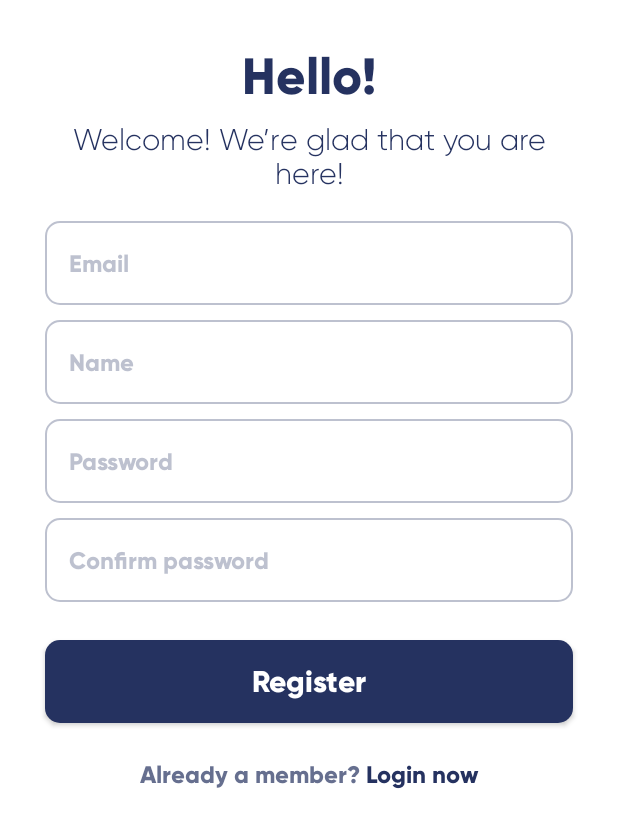
After one commit to daniatitienei/reeme, an Android app built with Jetpack Compose: the composable RegisterScreen shown on its own in the app's theme, on a phone screen of 412 x 824 dp. The commit adds this screen. Shown: the top 828 px of the screen. Run offline under Robolectric (Android 15) with nearby library versions, the phone set to English and light mode, and no system bars.

Commit message:
Register screen UI done

```diff
--- a/app/src/main/java/com/atitienei_daniel/reeme/MainActivity.kt
+++ b/app/src/main/java/com/atitienei_daniel/reeme/MainActivity.kt
@@ -7,6 +7,7 @@ import androidx.compose.runtime.SideEffect
 import androidx.compose.ui.graphics.Color
 import com.atitienei_daniel.reeme.presentation.theme.ReemeTheme
 import com.atitienei_daniel.reeme.presentation.ui.screens.on_boarding.OnBoardingScreen
+import com.atitienei_daniel.reeme.presentation.ui.screens.register.RegisterScreen
 import com.google.accompanist.systemuicontroller.rememberSystemUiController
 
 class MainActivity : ComponentActivity() {
@@ -23,7 +24,7 @@ class MainActivity : ComponentActivity() {
                     )
                 }
 
-                OnBoardingScreen()
+                RegisterScreen()
             }
         }
     }
--- a/app/src/main/java/com/atitienei_daniel/reeme/presentation/theme/Typography.kt
+++ b/app/src/main/java/com/atitienei_daniel/reeme/presentation/theme/Typography.kt
@@ -15,6 +15,12 @@ private val Gilroy = FontFamily(
 )
 
 val ReemeTypography = Typography(
+    h3 = TextStyle(
+        fontFamily = Gilroy,
+        fontWeight = FontWeight.W600,
+        fontSize = 34.sp,
+        color = DarkBlue800
+    ),
     h4 = TextStyle(
         fontFamily = Gilroy,
         fontWeight = FontWeight.W600,
--- a/app/src/main/java/com/atitienei_daniel/reeme/presentation/ui/screens/on_boarding/OnBoardingScreen.kt
+++ b/app/src/main/java/com/atitienei_daniel/reeme/presentation/ui/screens/on_boarding/OnBoardingScreen.kt
@@ -28,6 +28,10 @@ fun OnBoardingScreen() {
             add(SvgDecoder(context))
         }
         .build()
+
+    /*
+    * TODO Crossfade animation to all widgets
+    * */
 
     Column(
         modifier = Modifier
--- /dev/null
+++ b/app/src/main/java/com/atitienei_daniel/reeme/presentation/ui/screens/register/RegisterScreen.kt
@@ -0,0 +1,208 @@
+package com.atitienei_daniel.reeme.presentation.ui.screens.register
+
+import androidx.compose.foundation.layout.*
+import androidx.compose.foundation.text.KeyboardActions
+import androidx.compose.foundation.text.KeyboardOptions
+import androidx.compose.material.*
+import androidx.compose.runtime.*
+
+import androidx.compose.ui.Alignment
+import androidx.compose.ui.ExperimentalComposeUiApi
+import androidx.compose.ui.Modifier
+import androidx.compose.ui.focus.FocusDirection
+import androidx.compose.ui.focus.FocusManager
+import androidx.compose.ui.focus.FocusRequester
+import androidx.compose.ui.focus.focusRequester
+import androidx.compose.ui.graphics.Color
+import androidx.compose.ui.platform.LocalFocusManager
+import androidx.compose.ui.platform.LocalSoftwareKeyboardController
+import androidx.compose.ui.platform.SoftwareKeyboardController
+import androidx.compose.ui.text.SpanStyle
+import androidx.compose.ui.text.buildAnnotatedString
+import androidx.compose.ui.text.font.FontWeight
+import androidx.compose.ui.text.input.*
+import androidx.compose.ui.text.style.TextAlign
+import androidx.compose.ui.text.withStyle
+import androidx.compose.ui.tooling.preview.Preview
+import androidx.compose.ui.unit.dp
+import com.atitienei_daniel.reeme.presentation.theme.ReemeTheme
+
+@OptIn(ExperimentalComposeUiApi::class)
+@Composable
+fun RegisterScreen() {
+
+    val focusManager = LocalFocusManager.current
+    val keyboardController = LocalSoftwareKeyboardController.current
+
+    var name by remember {
+        mutableStateOf("")
+    }
+
+    var email by remember {
+        mutableStateOf("")
+    }
+
+    var password by remember {
+        mutableStateOf("")
+    }
+
+    var confirmPassword by remember {
+        mutableStateOf("")
+    }
+
+    Column(
+        modifier = Modifier
+            .fillMaxSize()
+            .padding(horizontal = 30.dp, vertical = 30.dp),
+        horizontalAlignment = Alignment.CenterHorizontally
+    ) {
+        Text(text = "Hello!", style = MaterialTheme.typography.h3)
+
+        Spacer(modifier = Modifier.height(10.dp))
+
+        Text(
+            text = "Welcome! We’re glad that you are here!",
+            textAlign = TextAlign.Center,
+            fontWeight = FontWeight.Light,
+            style = MaterialTheme.typography.h6
+        )
+
+        Spacer(modifier = Modifier.height(20.dp))
+
+        CredentialTextField(
+            value = email,
+            onValueChange = { email = it },
+            placeholderText = "Email",
+            textFieldType = TextFieldType.EMAIL,
+            focusManager = focusManager,
+        )
+
+        Spacer(modifier = Modifier.height(10.dp))
+
+        CredentialTextField(
+            value = name,
+            onValueChange = { name = it },
+            placeholderText = "Name",
+            textFieldType = TextFieldType.NAME,
+            focusManager = focusManager,
+        )
+
+        Spacer(modifier = Modifier.height(10.dp))
+
+        CredentialTextField(
+            value = password,
+            onValueChange = { password = it },
+            placeholderText = "Password",
+            textFieldType = TextFieldType.PASSWORD,
+            focusManager = focusManager,
+        )
+
+        Spacer(modifier = Modifier.height(10.dp))
+
+        CredentialTextField(
+            value = confirmPassword,
+            onValueChange = { confirmPassword = it },
+            placeholderText = "Confirm password",
+            textFieldType = TextFieldType.CONFIRM_PASSWORD,
+            focusManager = focusManager,
+            keyboardController = keyboardController
+        )
+
+        Spacer(modifier = Modifier.height(25.dp))
+
+        Button(
+            onClick = { /*TODO*/ },
+            modifier = Modifier.fillMaxWidth(),
+            contentPadding = PaddingValues(vertical = 15.dp)
+        ) {
+            Text(
+                text = "Register",
+                style = MaterialTheme.typography.h6,
+                color = Color.White
+            )
+        }
+
+        Spacer(modifier = Modifier.height(10.dp))
+
+        TextButton(onClick = { /*TODO*/ }) {
+            Text(text = buildAnnotatedString {
+                withStyle(style = SpanStyle(color = MaterialTheme.colors.primary.copy(0.7f))) {
+                    append("Already a member? ")
+                }
+                withStyle(style = SpanStyle(color = MaterialTheme.colors.primary)) {
+                    append("Login now")
+                }
+            })
+        }
+    }
+}
+
+private enum class TextFieldType {
+    EMAIL,
+    NAME,
+    PASSWORD,
+    CONFIRM_PASSWORD
+}
+
+@ExperimentalComposeUiApi
+@Composable
+private fun CredentialTextField(
+    value: String,
+    onValueChange: (String) -> Unit,
+    placeholderText: String,
+    textFieldType: TextFieldType,
+    focusManager: FocusManager,
+    keyboardController: SoftwareKeyboardController? = LocalSoftwareKeyboardController.current
+) {
+    OutlinedTextField(
+        value = value,
+        onValueChange = onValueChange,
+        placeholder = {
+            Text(
+                text = placeholderText,
+                color = MaterialTheme.colors.primary.copy(alpha = 0.3f)
+            )
+        },
+        modifier = Modifier
+            .fillMaxWidth(),
+        colors = TextFieldDefaults.outlinedTextFieldColors(
+            unfocusedBorderColor = MaterialTheme.colors.primary.copy(0.3f),
+        ),
+        singleLine = true,
+        visualTransformation = when (textFieldType) {
+            TextFieldType.PASSWORD -> PasswordVisualTransformation()
+            TextFieldType.CONFIRM_PASSWORD -> PasswordVisualTransformation()
+            else -> VisualTransformation.None
+        },
+        keyboardOptions = KeyboardOptions(
+            imeAction = when (textFieldType) {
+                TextFieldType.CONFIRM_PASSWORD -> ImeAction.Done
+                else -> ImeAction.Next
+            },
+            keyboardType = when (textFieldType) {
+                TextFieldType.EMAIL -> KeyboardType.Email
+                TextFieldType.PASSWORD -> KeyboardType.Password
+                TextFieldType.CONFIRM_PASSWORD -> KeyboardType.Password
+                else -> KeyboardType.Text
+            },
+            capitalization = if (textFieldType == TextFieldType.NAME) KeyboardCapitalization.Words else KeyboardCapitalization.None
+        ),
+        keyboardActions = KeyboardActions(
+            onNext = {
+                focusManager.moveFocus(FocusDirection.Down)
+            },
+
+            onDone = {
+                keyboardController?.hide()
+            }
+        )
+    )
+}
+
+@Preview(showBackground = true)
+@Composable
+private fun RegisterPreview() {
+    ReemeTheme {
+        RegisterScreen()
+    }
+}
```
